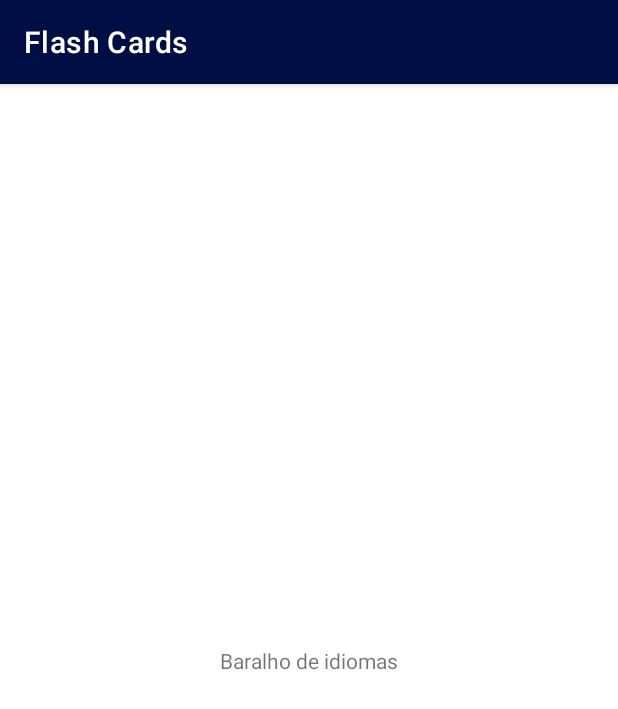
After one commit to marceloeugeniobruno/Flash-Cards-TCC, an Android app: the BaralhoIdiomasActivity screen opened directly, with no data from a screen before it, on a phone screen of 412 x 824 dp. The commit adds this screen. Shown: the top 709 px of the screen. Run offline under Robolectric (Android 15) with nearby library versions, the phone set to English and light mode, and no system bars.

```diff
--- a/app/src/main/AndroidManifest.xml
+++ b/app/src/main/AndroidManifest.xml
@@ -9,7 +9,11 @@
         android:roundIcon="@mipmap/ic_launcher_round"
         android:supportsRtl="true"
         android:theme="@style/Theme.FlashCards">
-        <activity android:name=".activity.CriarBaralhoActivity"/>
+        <activity android:name=".activity.InformacaoIdiomasIngActivity"></activity>
+        <activity android:name=".activity.InformacaoIdiomasActivity" />
+        <activity android:name=".activity.BaralhoIdiomasActivity" />
+        <activity android:name=".activity.BaralhoComumActivity" />
+        <activity android:name=".activity.CriarBaralhoActivity" />
         <activity
             android:name=".activity.EsqueciSenhaActivity"
             android:theme="@style/Theme.FlashCardsLogim" />
--- /dev/null
+++ b/app/src/main/java/com/example/flashcards/activity/BaralhoIdiomasActivity.java
@@ -0,0 +1,16 @@
+package com.example.flashcards.activity;
+
+import androidx.appcompat.app.AppCompatActivity;
+
+import android.os.Bundle;
+
+import com.example.flashcards.R;
+
+public class BaralhoIdiomasActivity extends AppCompatActivity {
+
+    @Override
+    protected void onCreate(Bundle savedInstanceState) {
+        super.onCreate(savedInstanceState);
+        setContentView(R.layout.activity_baralho_idiomas);
+    }
+}
--- /dev/null
+++ b/app/src/main/res/layout/activity_baralho_idiomas.xml
@@ -0,0 +1,18 @@
+<?xml version="1.0" encoding="utf-8"?>
+<androidx.constraintlayout.widget.ConstraintLayout xmlns:android="http://schemas.android.com/apk/res/android"
+    xmlns:app="http://schemas.android.com/apk/res-auto"
+    xmlns:tools="http://schemas.android.com/tools"
+    android:layout_width="match_parent"
+    android:layout_height="match_parent"
+    tools:context=".activity.BaralhoIdiomasActivity">
+
+    <TextView
+        android:id="@+id/textView7"
+        android:layout_width="wrap_content"
+        android:layout_height="wrap_content"
+        android:text="Baralho de idiomas"
+        app:layout_constraintBottom_toBottomOf="parent"
+        app:layout_constraintEnd_toEndOf="parent"
+        app:layout_constraintStart_toStartOf="parent"
+        app:layout_constraintTop_toTopOf="parent" />
+</androidx.constraintlayout.widget.ConstraintLayout>
--- a/app/src/main/res/values/strings.xml
+++ b/app/src/main/res/values/strings.xml
@@ -65,5 +65,7 @@
     <string name="crb_btn_voltar">Voltar</string>
     <string name="crb_btn_criar">Criar</string>
 
+    <string name="crb_toast_nomenaoinformado">Nome do baralho não Informado</string>
+
 
 </resources>
```
Also changed, not shown: app/src/main/java/com/example/flashcards/activity/BaralhoComumActivity.java (added, +16 -0 lines), app/src/main/java/com/example/flashcards/activity/CriarBaralhoActivity.java (+11 -5 lines), app/src/main/java/com/example/flashcards/activity/InformacaoIdiomasActivity.java (added, +16 -0 lines), app/src/main/java/com/example/flashcards/activity/InformacaoIdiomasIngActivity.java (added, +16 -0 lines), app/src/main/res/layout/activity_baralho_comum.xml (added, +18 -0 lines), app/src/main/res/layout/activity_informacao__idiomas_.xml (added, +18 -0 lines), app/src/main/res/layout/activity_informacao_idiomas_ing.xml (added, +18 -0 lines).
